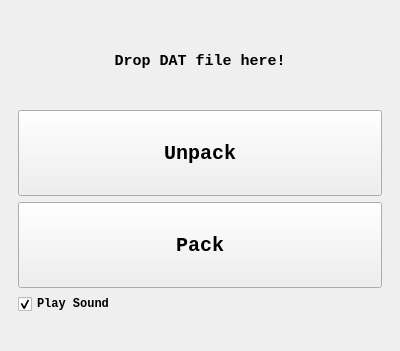
Before: the Qt Designer form mainwindow.ui in SaltySasha/MC3dit, drawn with Qt 5.
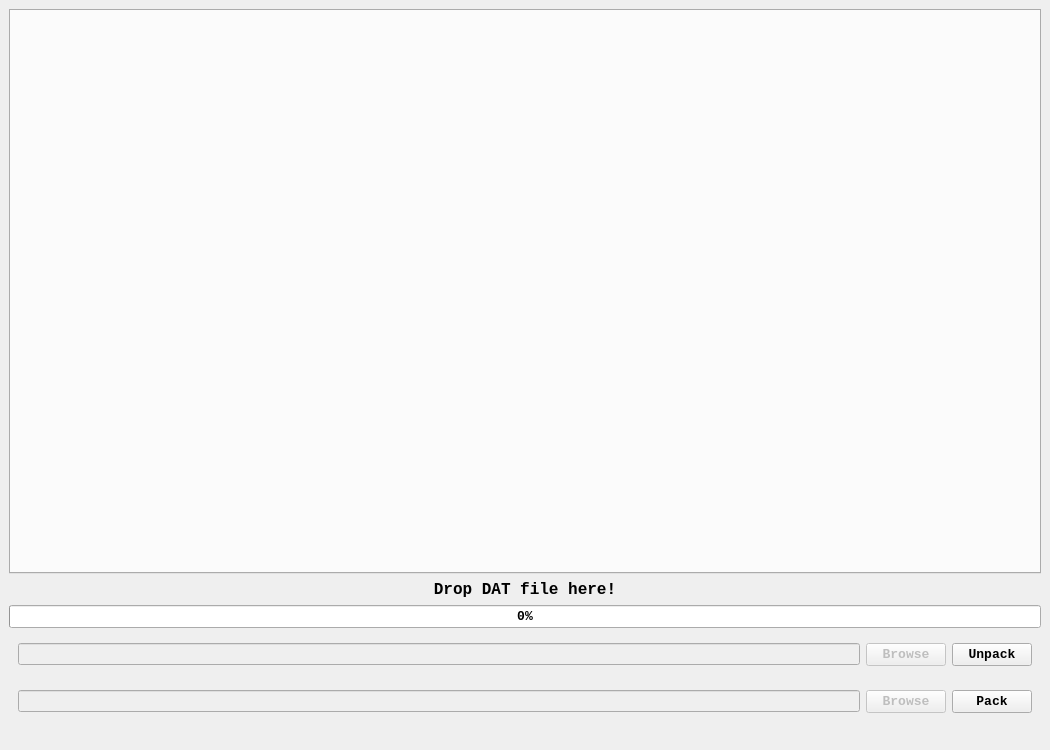
After: the same form once the commit is applied.

The edit to the form file:
```diff
--- a/mainwindow.ui
+++ b/mainwindow.ui
@@ -6,8 +6,8 @@
    <rect>
     <x>0</x>
     <y>0</y>
-    <width>400</width>
-    <height>351</height>
+    <width>1050</width>
+    <height>750</height>
    </rect>
   </property>
   <property name="sizePolicy">
@@ -31,37 +31,57 @@
    </size>
   </property>
   <widget class="QWidget" name="centralwidget">
-   <layout class="QVBoxLayout" name="verticalLayout_2">
-    <item>
-     <widget class="QWidget" name="widget" native="true">
       <layout class="QVBoxLayout" name="verticalLayout">
        <item>
-        <widget class="QFrame" name="frame">
-         <property name="frameShape">
-          <enum>QFrame::Shape::NoFrame</enum>
-         </property>
-         <layout class="QHBoxLayout" name="horizontalLayout">
-          <property name="spacing">
-           <number>0</number>
-          </property>
-          <property name="leftMargin">
-           <number>0</number>
-          </property>
-          <property name="topMargin">
-           <number>0</number>
-          </property>
-          <property name="rightMargin">
-           <number>0</number>
-          </property>
-          <property name="bottomMargin">
-           <number>0</number>
-          </property>
+     <widget class="QTabWidget" name="TabWidget">
+      <property name="maximumSize">
+       <size>
+        <width>16777211</width>
+        <height>16777215</height>
+       </size>
+      </property>
+      <property name="font">
+       <font>
+        <family>Courier New</family>
+        <pointsize>10</pointsize>
+        <bold>true</bold>
+       </font>
+      </property>
+      <property name="tabPosition">
+       <enum>QTabWidget::TabPosition::North</enum>
+      </property>
+      <property name="tabShape">
+       <enum>QTabWidget::TabShape::Rounded</enum>
+      </property>
+      <property name="currentIndex">
+       <number>-1</number>
+      </property>
+      <property name="elideMode">
+       <enum>Qt::TextElideMode::ElideNone</enum>
+      </property>
+      <property name="usesScrollButtons">
+       <bool>true</bool>
+      </property>
+      <property name="documentMode">
+       <bool>false</bool>
+      </property>
+      <property name="tabsClosable">
+       <bool>true</bool>
+      </property>
+      <property name="movable">
+       <bool>true</bool>
+      </property>
+      <property name="tabBarAutoHide">
+       <bool>false</bool>
+      </property>
+     </widget>
+    </item>
           <item>
            <widget class="QLabel" name="DropLabel">
             <property name="font">
              <font>
               <family>Courier New</family>
-              <pointsize>11</pointsize>
+        <pointsize>12</pointsize>
               <bold>true</bold>
              </font>
             </property>
@@ -76,7 +96,61 @@
             </property>
            </widget>
           </item>
-         </layout>
+    <item>
+     <widget class="QProgressBar" name="ProgressBar">
+      <property name="font">
+       <font>
+        <family>Courier New</family>
+        <pointsize>10</pointsize>
+        <bold>true</bold>
+       </font>
+      </property>
+      <property name="value">
+       <number>0</number>
+      </property>
+     </widget>
+    </item>
+    <item>
+     <widget class="QWidget" name="UnpackSection" native="true">
+      <property name="enabled">
+       <bool>true</bool>
+      </property>
+      <layout class="QHBoxLayout" name="UnpackSectionLayout">
+       <item>
+        <widget class="QLineEdit" name="UnpackLineEdit">
+         <property name="enabled">
+          <bool>false</bool>
+         </property>
+         <property name="font">
+          <font>
+           <family>Courier New</family>
+           <pointsize>8</pointsize>
+           <bold>true</bold>
+          </font>
+         </property>
+        </widget>
+       </item>
+       <item>
+        <widget class="QPushButton" name="BrowseUnpackButton">
+         <property name="enabled">
+          <bool>false</bool>
+         </property>
+         <property name="sizePolicy">
+          <sizepolicy hsizetype="Preferred" vsizetype="Preferred">
+           <horstretch>0</horstretch>
+           <verstretch>0</verstretch>
+          </sizepolicy>
+         </property>
+         <property name="font">
+          <font>
+           <family>Courier New</family>
+           <pointsize>10</pointsize>
+           <bold>true</bold>
+          </font>
+         </property>
+         <property name="text">
+          <string>Browse</string>
+         </property>
         </widget>
        </item>
        <item>
@@ -96,7 +170,7 @@
          <property name="font">
           <font>
            <family>Courier New</family>
-           <pointsize>15</pointsize>
+           <pointsize>10</pointsize>
            <bold>true</bold>
           </font>
          </property>
@@ -105,6 +179,49 @@
          </property>
         </widget>
        </item>
+      </layout>
+     </widget>
+    </item>
+    <item>
+     <widget class="QWidget" name="PackSection" native="true">
+      <layout class="QHBoxLayout" name="PackSectionLayout">
+       <item>
+        <widget class="QLineEdit" name="PackLineEdit">
+         <property name="enabled">
+          <bool>false</bool>
+         </property>
+         <property name="font">
+          <font>
+           <family>Courier New</family>
+           <pointsize>8</pointsize>
+           <bold>true</bold>
+          </font>
+         </property>
+        </widget>
+       </item>
+       <item>
+        <widget class="QPushButton" name="BrowsePackButton">
+         <property name="enabled">
+          <bool>false</bool>
+         </property>
+         <property name="sizePolicy">
+          <sizepolicy hsizetype="Preferred" vsizetype="Preferred">
+           <horstretch>0</horstretch>
+           <verstretch>0</verstretch>
+          </sizepolicy>
+         </property>
+         <property name="font">
+          <font>
+           <family>Courier New</family>
+           <pointsize>10</pointsize>
+           <bold>true</bold>
+          </font>
+         </property>
+         <property name="text">
+          <string>Browse</string>
+         </property>
+        </widget>
+       </item>
        <item>
         <widget class="QPushButton" name="PackButton">
          <property name="sizePolicy">
@@ -113,6 +230,12 @@
            <verstretch>0</verstretch>
           </sizepolicy>
          </property>
+         <property name="minimumSize">
+          <size>
+           <width>0</width>
+           <height>0</height>
+          </size>
+         </property>
          <property name="maximumSize">
           <size>
            <width>16777215</width>
@@ -122,7 +245,7 @@
          <property name="font">
           <font>
            <family>Courier New</family>
-           <pointsize>15</pointsize>
+           <pointsize>10</pointsize>
            <bold>true</bold>
           </font>
          </property>
@@ -131,22 +254,6 @@
          </property>
         </widget>
        </item>
-       <item>
-        <widget class="QCheckBox" name="SoundCheckBox">
-         <property name="font">
-          <font>
-           <family>Courier New</family>
-           <bold>true</bold>
-          </font>
-         </property>
-         <property name="text">
-          <string>Play Sound</string>
-         </property>
-         <property name="checked">
-          <bool>true</bool>
-         </property>
-        </widget>
-       </item>
       </layout>
      </widget>
     </item>
```
Left out of the diff: 2 changed lines with no effect on the pictures. Lines whose indentation alone changed are shown as unchanged.
